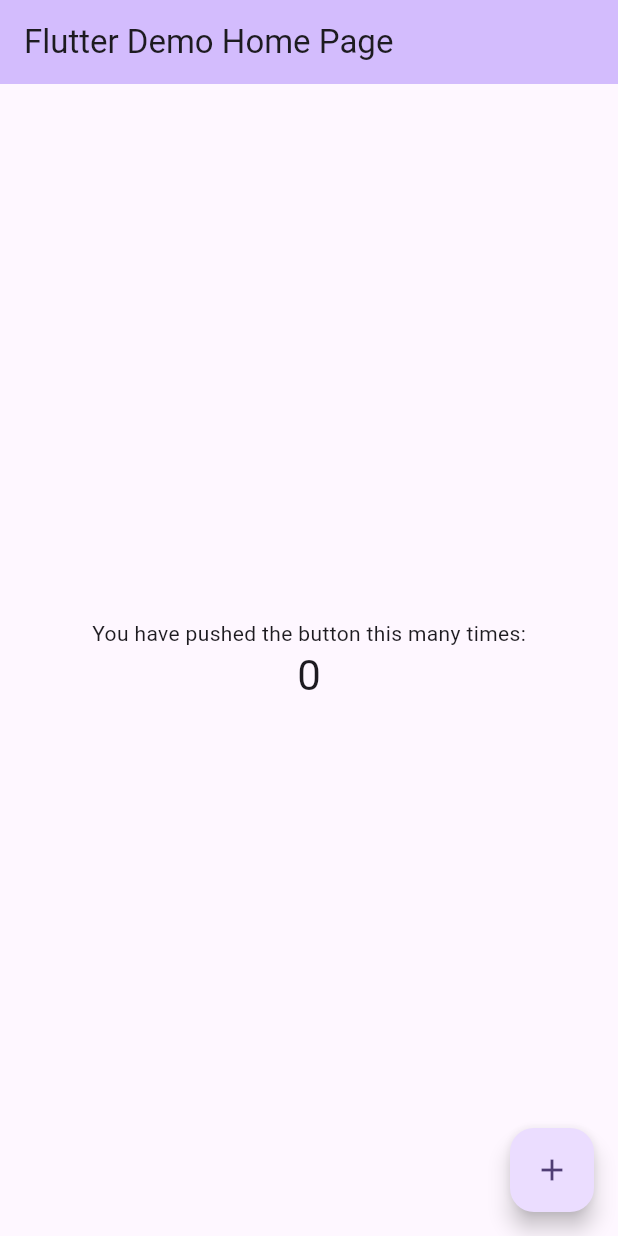
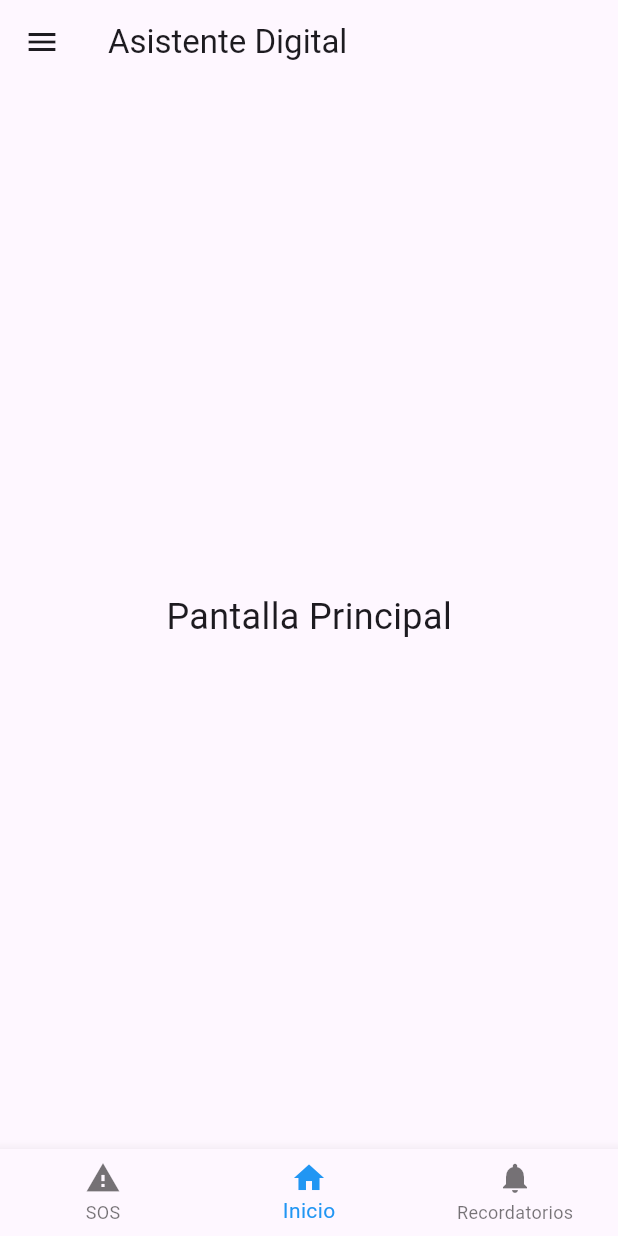
Before and after one commit to J-Manriquez/adam, a Flutter app: the screen it shows after launch, on a phone screen of 412 x 824 dp. Run offline on Flutter 3.47's test engine with Material 3 defaults, Android fonts, the phone set to English and light mode, and no system bars.

Commit message:
dev 2 menus, 3 carpetas y 4 pantallas

```diff
--- a/lib/main.dart
+++ b/lib/main.dart
@@ -1,125 +1,123 @@
 import 'package:flutter/material.dart';
+import 'screens/home_screen.dart'; // Importa la pantalla principal de inicio
+import 'screens/sos_screen.dart'; // Importa la pantalla de SOS
+import 'screens/reminder_screen.dart'; // Importa la pantalla de recordatorios
+import 'screens/settings_screen.dart'; // Importamos la pantalla de configuraciones
 
+// Punto de entrada de la aplicación
 void main() {
+  // runApp ejecuta la aplicación usando la clase MyApp como widget raíz
   runApp(const MyApp());
 }
 
+// Define el widget principal de la aplicación
 class MyApp extends StatelessWidget {
+  // Constructor de la clase MyApp que utiliza una clave opcional
   const MyApp({super.key});
 
-  // This widget is the root of your application.
   @override
   Widget build(BuildContext context) {
+    // MaterialApp es el contenedor principal que define la estructura básica de la app
     return MaterialApp(
-      title: 'Flutter Demo',
+      debugShowCheckedModeBanner: false, // Oculta el banner de depuración
+      title: 'ADAM', // Define el título de la aplicación
       theme: ThemeData(
-        // This is the theme of your application.
-        //
-        // TRY THIS: Try running your application with "flutter run". You'll see
-        // the application has a purple toolbar. Then, without quitting the app,
-        // try changing the seedColor in the colorScheme below to Colors.green
-        // and then invoke "hot reload" (save your changes or press the "hot
-        // reload" button in a Flutter-supported IDE, or press "r" if you used
-        // the command line to start the app).
-        //
-        // Notice that the counter didn't reset back to zero; the application
-        // state is not lost during the reload. To reset the state, use hot
-        // restart instead.
-        //
-        // This works for code too, not just values: Most code changes can be
-        // tested with just a hot reload.
-        colorScheme: ColorScheme.fromSeed(seedColor: Colors.deepPurple),
-        useMaterial3: true,
+        primarySwatch: Colors.blue, // Establece el tema principal de la app (colores)
       ),
-      home: const MyHomePage(title: 'Flutter Demo Home Page'),
+      home: const MainScreen(), // Establece la pantalla principal de la app
     );
   }
 }
 
-class MyHomePage extends StatefulWidget {
-  const MyHomePage({super.key, required this.title});
-
-  // This widget is the home page of your application. It is stateful, meaning
-  // that it has a State object (defined below) that contains fields that affect
-  // how it looks.
-
-  // This class is the configuration for the state. It holds the values (in this
-  // case the title) provided by the parent (in this case the App widget) and
-  // used by the build method of the State. Fields in a Widget subclass are
-  // always marked "final".
-
-  final String title;
+// Clase que define la pantalla principal (MainScreen) como un StatefulWidget
+class MainScreen extends StatefulWidget {
+  // Constructor de MainScreen que también utiliza una clave opcional
+  const MainScreen({super.key});
 
   @override
-  State<MyHomePage> createState() => _MyHomePageState();
+  State<MainScreen> createState() => _MainScreenState(); // Crea el estado asociado
 }
 
-class _MyHomePageState extends State<MyHomePage> {
-  int _counter = 0;
+// Clase que maneja el estado de MainScreen
+class _MainScreenState extends State<MainScreen> {
+  int _selectedIndex = 1; // Índice seleccionado inicialmente (1 = HomeScreen)
 
-  void _incrementCounter() {
+  // Lista de pantallas disponibles en la navegación principal
+  final List<Widget> _pages = [
+    const SosScreen(), // Pantalla de SOS
+    const HomeScreen(), // Pantalla de inicio
+    const ReminderScreen(), // Pantalla de recordatorios
+  ];
+
+  // Método que se ejecuta al seleccionar un ítem del BottomNavigationBar
+  void _onItemTapped(int index) {
+    // Actualiza el índice seleccionado y refresca la UI
     setState(() {
-      // This call to setState tells the Flutter framework that something has
-      // changed in this State, which causes it to rerun the build method below
-      // so that the display can reflect the updated values. If we changed
-      // _counter without calling setState(), then the build method would not be
-      // called again, and so nothing would appear to happen.
-      _counter++;
+      _selectedIndex = index;
     });
   }
 
   @override
   Widget build(BuildContext context) {
-    // This method is rerun every time setState is called, for instance as done
-    // by the _incrementCounter method above.
-    //
-    // The Flutter framework has been optimized to make rerunning build methods
-    // fast, so that you can just rebuild anything that needs updating rather
-    // than having to individually change instances of widgets.
+    // Scaffold proporciona la estructura visual básica (AppBar, Drawer, Body, BottomNavigationBar)
     return Scaffold(
       appBar: AppBar(
-        // TRY THIS: Try changing the color here to a specific color (to
-        // Colors.amber, perhaps?) and trigger a hot reload to see the AppBar
-        // change color while the other colors stay the same.
-        backgroundColor: Theme.of(context).colorScheme.inversePrimary,
-        // Here we take the value from the MyHomePage object that was created by
-        // the App.build method, and use it to set our appbar title.
-        title: Text(widget.title),
+        title: const Text('Asistente Digital'), // Título en la AppBar
       ),
-      body: Center(
-        // Center is a layout widget. It takes a single child and positions it
-        // in the middle of the parent.
-        child: Column(
-          // Column is also a layout widget. It takes a list of children and
-          // arranges them vertically. By default, it sizes itself to fit its
-          // children horizontally, and tries to be as tall as its parent.
-          //
-          // Column has various properties to control how it sizes itself and
-          // how it positions its children. Here we use mainAxisAlignment to
-          // center the children vertically; the main axis here is the vertical
-          // axis because Columns are vertical (the cross axis would be
-          // horizontal).
-          //
-          // TRY THIS: Invoke "debug painting" (choose the "Toggle Debug Paint"
-          // action in the IDE, or press "p" in the console), to see the
-          // wireframe for each widget.
-          mainAxisAlignment: MainAxisAlignment.center,
+      drawer: Drawer( // Define el menú lateral (drawer)
+        child: ListView(
+          padding: EdgeInsets.zero, // Elimina el padding para alinear elementos
           children: <Widget>[
-            const Text(
-              'You have pushed the button this many times:',
+            const DrawerHeader(
+              decoration: BoxDecoration(
+                color: Colors.blue, // Fondo azul para el encabezado del Drawer
+              ),
+              child: Text(
+                'Menú principal', // Texto del encabezado
+                style: TextStyle(color: Colors.white, fontSize: 24), // Estilo del texto
+              ),
             ),
-            Text(
-              '$_counter',
-              style: Theme.of(context).textTheme.headlineMedium,
+            ListTile(
+              leading: const Icon(Icons.settings), // Ícono de configuraciones
+              title: const Text('Configuraciones'), // Texto de la opción de menú
+              onTap: () {
+                // Navega a la pantalla de configuración
+                Navigator.push(
+                  context,
+                  MaterialPageRoute(builder: (context) => const SettingsScreen()), // Carga SettingsScreen
+                );
+              },
+            ),
+            ListTile(
+              leading: const Icon(Icons.info), // Ícono de información
+              title: const Text('Acerca de'), // Texto de la opción "Acerca de"
+              onTap: () {
+                // Aquí se puede implementar la navegación a la pantalla de "Acerca de"
+              },
             ),
           ],
         ),
       ),
-      floatingActionButton: FloatingActionButton(
-        onPressed: _incrementCounter,
-        tooltip: 'Increment',
-        child: const Icon(Icons.add),
-      ), // This trailing comma makes auto-formatting nicer for build methods.
+      body: _pages[_selectedIndex], // Cuerpo de la pantalla que cambia según el índice seleccionado
+      bottomNavigationBar: BottomNavigationBar( // Barra de navegación inferior
+        items: const <BottomNavigationBarItem>[
+          BottomNavigationBarItem(
+            icon: Icon(Icons.warning), // Ícono para SOS
+            label: 'SOS', // Etiqueta para el ítem SOS
+          ),
+          BottomNavigationBarItem(
+            icon: Icon(Icons.home), // Ícono para Inicio
+            label: 'Inicio', // Etiqueta para el ítem de inicio
+          ),
+          BottomNavigationBarItem(
+            icon: Icon(Icons.notifications), // Ícono para Recordatorios
+            label: 'Recordatorios', // Etiqueta para el ítem de recordatorios
+          ),
+        ],
+        currentIndex: _selectedIndex, // Índice actual que define la página mostrada
+        selectedItemColor: Colors.blue, // Color del ítem seleccionado
+        onTap: _onItemTapped, // Llama al método _onItemTapped cuando se selecciona un ítem
+      ),
     );
   }
 }
--- /dev/null
+++ b/lib/screens/home_screen.dart
@@ -0,0 +1,15 @@
+import 'package:flutter/material.dart';
+
+class HomeScreen extends StatelessWidget {
+  const HomeScreen({super.key});
+
+  @override
+  Widget build(BuildContext context) {
+    return Center(
+      child: Text(
+        'Pantalla Principal',
+        style: TextStyle(fontSize: 24),
+      ),
+    );
+  }
+}
```
Also changed, not shown: lib/screens/reminder_screen.dart (added, +15 -0 lines), lib/screens/settings_screen.dart (added, +32 -0 lines), lib/screens/sos_screen.dart (added, +15 -0 lines).
